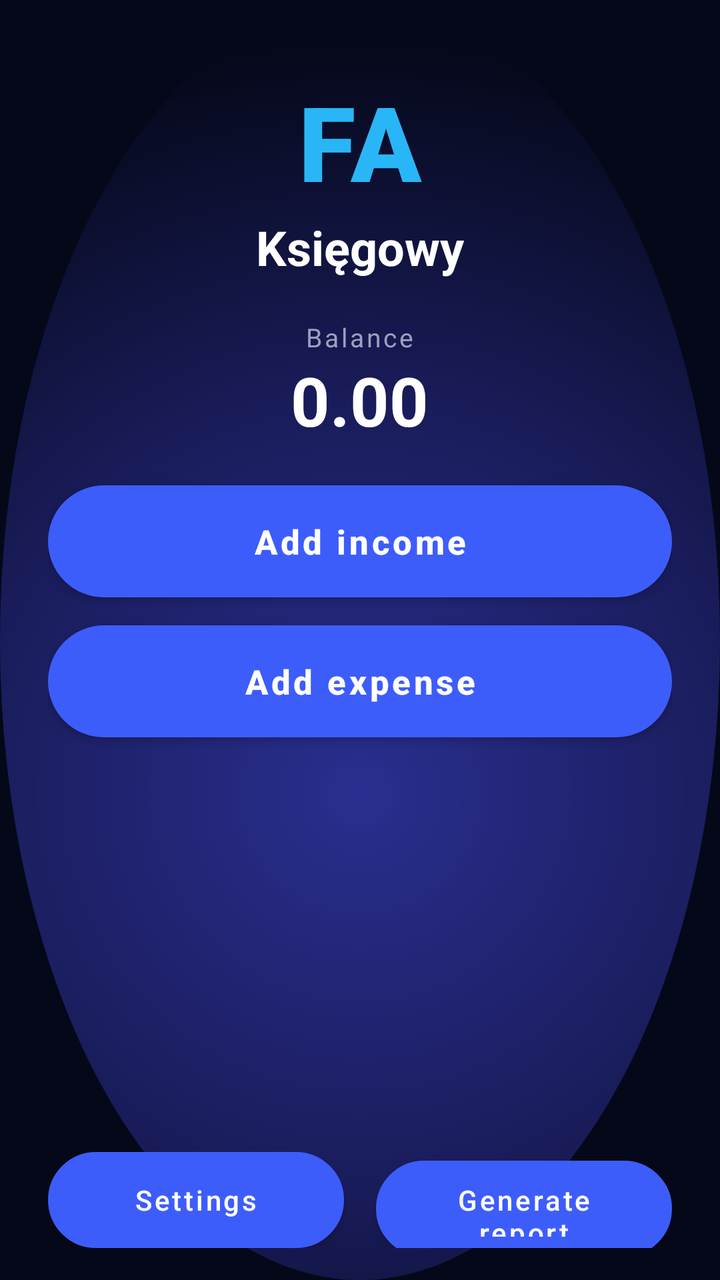
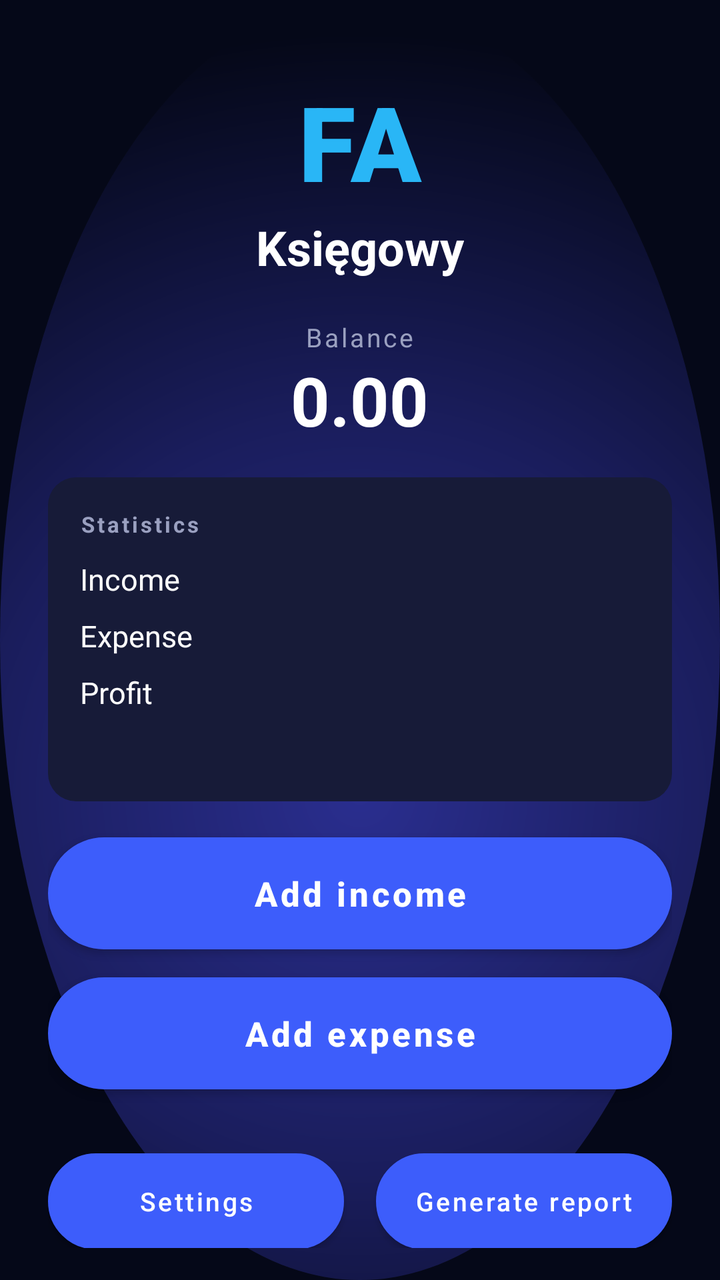

Before-and-after screenshots of an Android layout around one commit, followed by the original layout XML and the change that was made.
<!-- AndroidManifest.xml: application theme Theme.FA -->
<!-- res/layout/activity_mine.xml -->
<?xml version="1.0" encoding="utf-8"?>
<LinearLayout xmlns:android="http://schemas.android.com/apk/res/android"
    android:orientation="vertical"
    android:layout_width="match_parent"
    android:layout_height="match_parent"
    android:paddingStart="24dp"
    android:paddingEnd="24dp"
    android:paddingTop="36dp"
    android:paddingBottom="16dp">

    <TextView
        android:layout_width="wrap_content"
        android:layout_height="wrap_content"
        android:layout_gravity="center_horizontal"
        android:text="FA"
        android:textColor="@color/accent_cyan"
        android:textSize="52sp"
        android:textStyle="bold"
        android:fontFamily="sans-serif-black"
        android:letterSpacing="0.05"/>

    <TextView
        android:layout_width="wrap_content"
        android:layout_height="wrap_content"
        android:layout_gravity="center_horizontal"
        android:layout_marginTop="2dp"
        android:layout_marginBottom="20dp"
        android:text="@string/app_subtitle"
        android:textColor="@color/text_primary"
        android:textSize="24sp"
        android:textStyle="bold"/>

    <TextView
        android:layout_width="wrap_content"
        android:layout_height="wrap_content"
        android:layout_gravity="center_horizontal"
        android:text="@string/balance"
        android:textColor="@color/text_secondary"
        android:textSize="13sp"
        android:letterSpacing="0.1"/>

    <TextView
        android:id="@+id/tv_balance"
        android:layout_width="wrap_content"
        android:layout_height="wrap_content"
        android:layout_gravity="center_horizontal"
        android:layout_marginBottom="20dp"
        android:text="0.00"
        android:textColor="@color/text_primary"
        android:textSize="34sp"
        android:textStyle="bold"/>

    <Button
        android:id="@+id/btn_add_income"
        android:layout_width="match_parent"
        android:layout_height="56dp"
        android:layout_marginBottom="14dp"
        android:background="@drawable/btn_pill_primary"
        android:text="@string/add_income"
        android:textAllCaps="false"
        android:textColor="@color/text_primary"
        android:textSize="17sp"
        android:textStyle="bold"
        android:elevation="4dp"/>

    <Button
        android:id="@+id/btn_add_expense"
        android:layout_width="match_parent"
        android:layout_height="56dp"
        android:layout_marginBottom="20dp"
        android:background="@drawable/btn_pill_primary"
        android:text="@string/add_expense"
        android:textAllCaps="false"
        android:textColor="@color/text_primary"
        android:textSize="17sp"
        android:textStyle="bold"
        android:elevation="4dp"/>

    <androidx.recyclerview.widget.RecyclerView
        android:id="@+id/rv_entries"
        android:layout_width="match_parent"
        android:layout_height="0dp"
        android:layout_weight="1"
        android:clipToPadding="false"/>

    <LinearLayout
        android:layout_width="match_parent"
        android:layout_height="wrap_content"
        android:orientation="horizontal"
        android:layout_marginTop="12dp"
        android:weightSum="2">

        <Button
            android:id="@+id/btn_settings"
            android:layout_width="0dp"
            android:layout_height="48dp"
            android:layout_weight="1"
            android:layout_marginEnd="8dp"
            android:background="@drawable/btn_pill_outline"
            android:text="@string/settings"
            android:textAllCaps="false"
            android:textColor="@color/text_primary"
            android:textSize="14sp"/>

        <Button
            android:id="@+id/btn_reports"
            android:layout_width="0dp"
            android:layout_height="48dp"
            android:layout_weight="1"
            android:layout_marginStart="8dp"
            android:background="@drawable/btn_pill_outline"
            android:text="@string/generate_report"
            android:textAllCaps="false"
            android:textColor="@color/text_primary"
            android:textSize="14sp"/>

    </LinearLayout>

</LinearLayout>
<!-- resources referenced by this layout -->
<resources>
  <color name="accent_cyan">#29B6F6</color>
  <color name="text_primary">#FFFFFF</color>
  <color name="text_secondary">#9AA0C0</color>
  <!-- drawable btn_pill_outline (drawable) -->
  <?xml version="1.0" encoding="utf-8"?>
  <shape xmlns:android="http://schemas.android.com/apk/res/android" android:shape="rectangle">
      <corners android:radius="24dp" />
      <solid android:color="#1B2050" />
      <stroke android:width="1dp" android:color="#3A4090" />
  </shape>
  <!-- drawable btn_pill_primary (drawable) -->
  <?xml version="1.0" encoding="utf-8"?>
  <shape xmlns:android="http://schemas.android.com/apk/res/android" android:shape="rectangle">
      <corners android:radius="32dp" />
      <gradient
          android:angle="90"
          android:startColor="@color/accent_blue_light"
          android:centerColor="#2246D6"
          android:endColor="@color/accent_blue_dark" />
      <stroke android:width="1dp" android:color="#4D79FF" />
  </shape>
  <string name="add_expense">Add expense</string>
  <string name="add_income">Add income</string>
  <string name="app_subtitle">Księgowy</string>
  <string name="balance">Balance</string>
  <string name="generate_report">Generate report</string>
  <string name="settings">Settings</string>
  <style name="Theme.FA" parent="Theme.MaterialComponents.DayNight.NoActionBar">
          <item name="colorPrimary">@color/accent_blue_light</item>
          <item name="colorPrimaryVariant">@color/accent_blue_dark</item>
          <item name="colorOnPrimary">@color/text_primary</item>
          <item name="colorSecondary">@color/accent_cyan</item>
          <item name="colorSecondaryVariant">@color/accent_blue_dark</item>
          <item name="colorOnSecondary">@color/text_primary</item>
          <item name="android:statusBarColor">@color/bg_top</item>
          <item name="android:windowBackground">@drawable/bg_gradient</item>
          <item name="android:textColorPrimary">@color/text_primary</item>
          <item name="android:textColorHint">@color/text_hint</item>
      </style>
  <color name="accent_blue_light">#3D5DFB</color>
  <color name="accent_blue_dark">#1230A8</color>
  <color name="bg_top">#050818</color>
  <!-- drawable bg_gradient (drawable) -->
  <?xml version="1.0" encoding="utf-8"?>
  <layer-list xmlns:android="http://schemas.android.com/apk/res/android">
      <item>
          <shape android:shape="rectangle">
              <solid android:color="@color/bg_top" />
          </shape>
      </item>
      <item>
          <shape android:shape="oval">
              <gradient
                  android:type="radial"
                  android:gradientRadius="380dp"
                  android:centerX="0.5"
                  android:centerY="0.62"
                  android:startColor="@color/bg_glow"
                  android:centerColor="#1A1D5C"
                  android:endColor="@color/bg_top" />
          </shape>
      </item>
  </layer-list>
  <color name="text_hint">#6B7094</color>
  <color name="bg_glow">#2A2E8F</color>
</resources>

<!-- the commit's change to res/layout/activity_mine.xml (unified diff, before → after) -->
@@ -44,11 +44,63 @@
         android:layout_width="wrap_content"
         android:layout_height="wrap_content"
         android:layout_gravity="center_horizontal"
-        android:layout_marginBottom="20dp"
+        android:layout_marginBottom="16dp"
         android:text="0.00"
         android:textColor="@color/text_primary"
         android:textSize="34sp"
         android:textStyle="bold"/>
+
+    <LinearLayout
+        android:layout_width="match_parent"
+        android:layout_height="wrap_content"
+        android:orientation="vertical"
+        android:background="@drawable/card_bg"
+        android:padding="16dp"
+        android:layout_marginBottom="18dp">
+
+        <TextView
+            android:layout_width="match_parent"
+            android:layout_height="wrap_content"
+            android:text="@string/statistics"
+            android:textColor="@color/text_secondary"
+            android:textSize="11sp"
+            android:textStyle="bold"
+            android:letterSpacing="0.12"
+            android:layout_marginBottom="10dp"/>
+
+        <LinearLayout android:layout_width="match_parent" android:layout_height="wrap_content"
+            android:orientation="horizontal" android:layout_marginBottom="8dp">
+            <TextView android:layout_width="0dp" android:layout_height="wrap_content" android:layout_weight="1"
+                android:text="@string/stat_income" android:textColor="@color/text_primary" android:textSize="15sp"/>
+            <TextView android:id="@+id/tv_stat_income" android:layout_width="wrap_content" android:layout_height="wrap_content"
+                android:textColor="@color/income_green" android:textSize="15sp" android:textStyle="bold"/>
+        </LinearLayout>
+
+        <LinearLayout android:layout_width="match_parent" android:layout_height="wrap_content"
+            android:orientation="horizontal" android:layout_marginBottom="8dp">
+            <TextView android:layout_width="0dp" android:layout_height="wrap_content" android:layout_weight="1"
+                android:text="@string/stat_expense" android:textColor="@color/text_primary" android:textSize="15sp"/>
+            <TextView android:id="@+id/tv_stat_expense" android:layout_width="wrap_content" android:layout_height="wrap_content"
+                android:textColor="@color/expense_red" android:textSize="15sp" android:textStyle="bold"/>
+        </LinearLayout>
+
+        <LinearLayout android:layout_width="match_parent" android:layout_height="wrap_content"
+            android:orientation="horizontal" android:layout_marginBottom="8dp">
+            <TextView android:layout_width="0dp" android:layout_height="wrap_content" android:layout_weight="1"
+                android:text="@string/stat_profit" android:textColor="@color/text_primary" android:textSize="15sp"/>
+            <TextView android:id="@+id/tv_stat_profit" android:layout_width="wrap_content" android:layout_height="wrap_content"
+                android:textColor="@color/accent_cyan" android:textSize="15sp" android:textStyle="bold"/>
+        </LinearLayout>
+
+        <LinearLayout android:layout_width="match_parent" android:layout_height="wrap_content"
+            android:orientation="horizontal">
+            <TextView android:id="@+id/tv_stat_tax_label" android:layout_width="0dp" android:layout_height="wrap_content" android:layout_weight="1"
+                android:textColor="@color/text_secondary" android:textSize="15sp"/>
+            <TextView android:id="@+id/tv_stat_tax" android:layout_width="wrap_content" android:layout_height="wrap_content"
+                android:textColor="@color/text_secondary" android:textSize="15sp" android:textStyle="bold"/>
+        </LinearLayout>
+
+    </LinearLayout>
 
     <Button
         android:id="@+id/btn_add_income"
@@ -93,26 +145,44 @@
         <Button
             android:id="@+id/btn_settings"
             android:layout_width="0dp"
-            android:layout_height="48dp"
+            android:layout_height="wrap_content"
+            android:minHeight="48dp"
             android:layout_weight="1"
             android:layout_marginEnd="8dp"
             android:background="@drawable/btn_pill_outline"
             android:text="@string/settings"
             android:textAllCaps="false"
             android:textColor="@color/text_primary"
-            android:textSize="14sp"/>
+            android:textSize="13sp"
+            android:maxLines="2"
+            android:autoSizeTextType="uniform"
+            android:autoSizeMinTextSize="9sp"
+            android:autoSizeMaxTextSize="13sp"
+            android:paddingTop="6dp"
+            android:paddingBottom="6dp"
+            android:paddingStart="6dp"
+            android:paddingEnd="6dp"/>
 
         <Button
             android:id="@+id/btn_reports"
             android:layout_width="0dp"
-            android:layout_height="48dp"
+            android:layout_height="wrap_content"
+            android:minHeight="48dp"
             android:layout_weight="1"
             android:layout_marginStart="8dp"
             android:background="@drawable/btn_pill_outline"
             android:text="@string/generate_report"
             android:textAllCaps="false"
             android:textColor="@color/text_primary"
-            android:textSize="14sp"/>
+            android:textSize="13sp"
+            android:maxLines="2"
+            android:autoSizeTextType="uniform"
+            android:autoSizeMinTextSize="9sp"
+            android:autoSizeMaxTextSize="13sp"
+            android:paddingTop="6dp"
+            android:paddingBottom="6dp"
+            android:paddingStart="6dp"
+            android:paddingEnd="6dp"/>
 
     </LinearLayout>
 
<!-- resource entries referenced after the edit -->
@@ -1,6 +1,8 @@
 <!-- resources referenced by this layout -->
 <resources>
   <color name="accent_cyan">#29B6F6</color>
+  <color name="expense_red">#FF5B5B</color>
+  <color name="income_green">#4CD964</color>
   <color name="text_primary">#FFFFFF</color>
   <color name="text_secondary">#9AA0C0</color>
   <!-- drawable btn_pill_outline (drawable) -->
@@ -21,12 +23,22 @@
           android:endColor="@color/accent_blue_dark" />
       <stroke android:width="1dp" android:color="#4D79FF" />
   </shape>
+  <!-- drawable card_bg (drawable) -->
+  <?xml version="1.0" encoding="utf-8"?>
+  <shape xmlns:android="http://schemas.android.com/apk/res/android" android:shape="rectangle">
+      <corners android:radius="14dp" />
+      <solid android:color="@color/card_bg_light" />
+  </shape>
   <string name="add_expense">Add expense</string>
   <string name="add_income">Add income</string>
   <string name="app_subtitle">Księgowy</string>
   <string name="balance">Balance</string>
   <string name="generate_report">Generate report</string>
   <string name="settings">Settings</string>
+  <string name="stat_expense">Expense</string>
+  <string name="stat_income">Income</string>
+  <string name="stat_profit">Profit</string>
+  <string name="statistics">Statistics</string>
   <style name="Theme.FA" parent="Theme.MaterialComponents.DayNight.NoActionBar">
           <item name="colorPrimary">@color/accent_blue_light</item>
           <item name="colorPrimaryVariant">@color/accent_blue_dark</item>
@@ -41,6 +53,7 @@
       </style>
   <color name="accent_blue_light">#3D5DFB</color>
   <color name="accent_blue_dark">#1230A8</color>
+  <color name="card_bg_light">#171B38</color>
   <color name="bg_top">#050818</color>
   <!-- drawable bg_gradient (drawable) -->
   <?xml version="1.0" encoding="utf-8"?>
